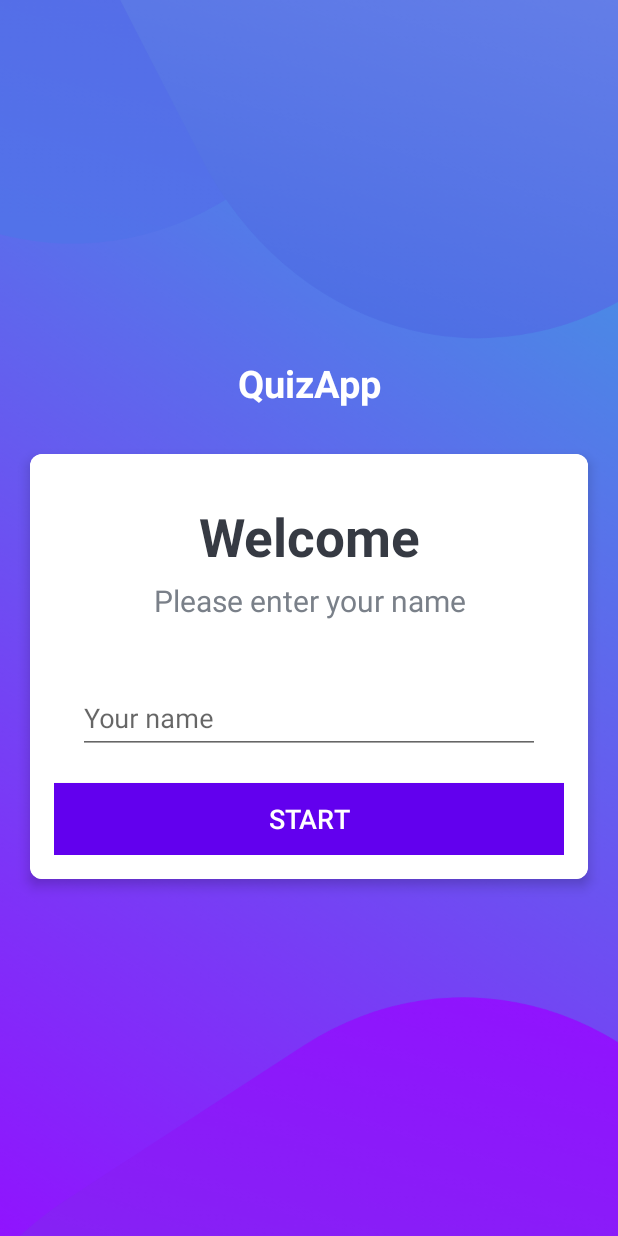
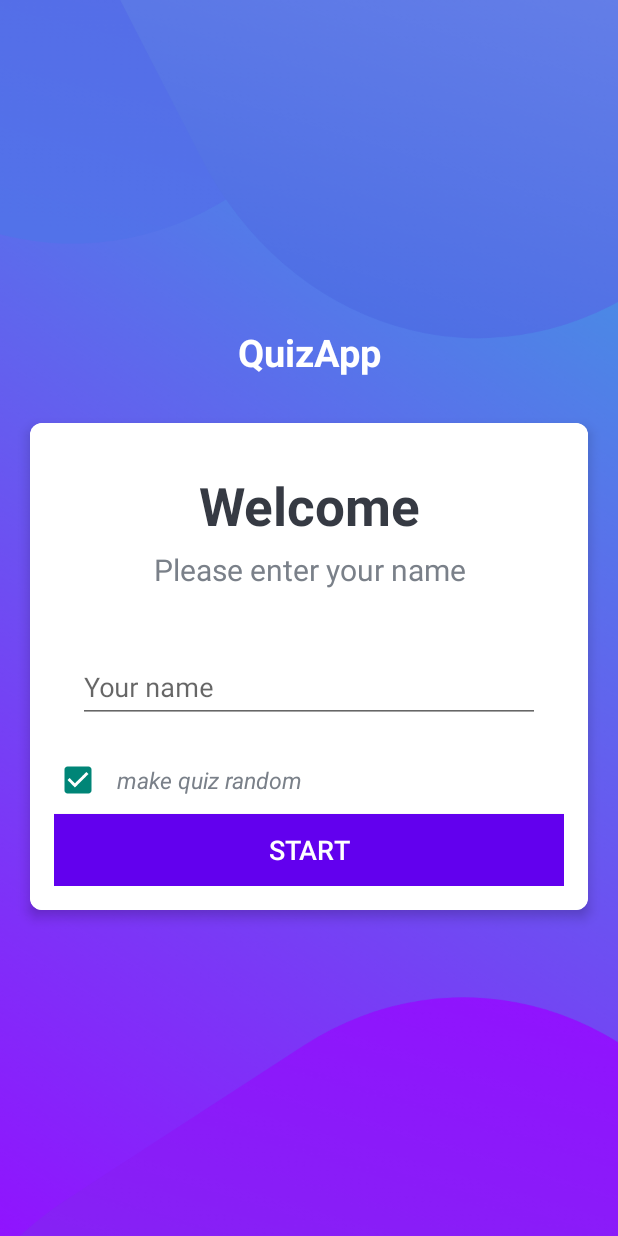
Before and after one commit to rohanv11/Quizz-App, an Android app: the screen it shows after launch (MainActivity), on a phone screen of 412 x 824 dp. Run offline under Robolectric (Android 15) with nearby library versions, the phone set to English and light mode, and no system bars.

Commit message:
Added checkbox for random option

```diff
--- a/app/src/main/res/layout/activity_main.xml
+++ b/app/src/main/res/layout/activity_main.xml
@@ -83,6 +83,21 @@
 
             </com.google.android.material.textfield.TextInputLayout>
 
+            <CheckBox
+                android:id="@+id/cb_randomizeQuiz"
+                android:layout_width="match_parent"
+                android:layout_height="wrap_content"
+                android:text="make quiz random"
+                android:textAlignment="textStart"
+                android:textStyle="italic"
+                android:textColor="#7A8089"
+                android:padding="10dp"
+                android:textSize="15dp"
+                android:checked="true"
+
+
+                />
+
             <androidx.appcompat.widget.AppCompatButton
                 android:id="@+id/btnStart"
                 android:layout_width="match_parent"
```
